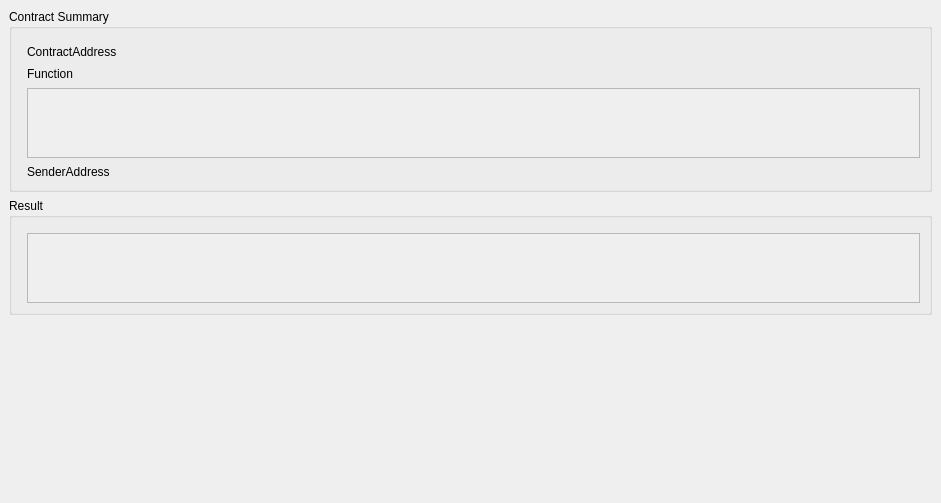
This is src/qt/forms/contractresult.ui in HTMLCOIN/HTMLCOIN as Qt 5 draws it before an edit. The edited form follows.
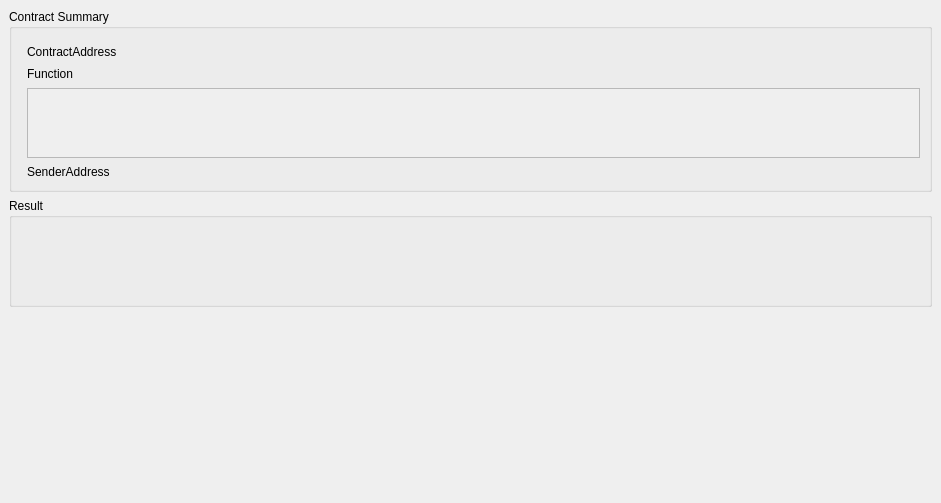
This is the edited form.

The edit to the form file:
```diff
--- a/src/qt/forms/contractresult.ui
+++ b/src/qt/forms/contractresult.ui
@@ -219,15 +219,9 @@
        </property>
        <item row="0" column="0">
         <widget class="QLabel" name="labelCallContractAddress">
-         <property name="sizePolicy">
-          <sizepolicy hsizetype="Fixed" vsizetype="Preferred">
-           <horstretch>0</horstretch>
-           <verstretch>0</verstretch>
-          </sizepolicy>
-         </property>
          <property name="minimumSize">
           <size>
-           <width>160</width>
+           <width>110</width>
            <height>0</height>
           </size>
          </property>
@@ -284,15 +278,9 @@
        </item>
        <item row="1" column="0">
         <widget class="QLabel" name="labelFunction">
-         <property name="sizePolicy">
-          <sizepolicy hsizetype="Fixed" vsizetype="Preferred">
-           <horstretch>0</horstretch>
-           <verstretch>0</verstretch>
-          </sizepolicy>
-         </property>
          <property name="minimumSize">
           <size>
-           <width>160</width>
+           <width>110</width>
            <height>0</height>
           </size>
          </property>
@@ -335,15 +323,9 @@
        </item>
        <item row="3" column="0">
         <widget class="QLabel" name="labelCallSenderAddress">
-         <property name="sizePolicy">
-          <sizepolicy hsizetype="Fixed" vsizetype="Preferred">
-           <horstretch>0</horstretch>
-           <verstretch>0</verstretch>
-          </sizepolicy>
-         </property>
          <property name="minimumSize">
           <size>
-           <width>160</width>
+           <width>110</width>
            <height>0</height>
           </size>
          </property>
@@ -362,26 +344,33 @@
       </property>
       <layout class="QVBoxLayout" name="verticalLayout_2">
        <property name="leftMargin">
-        <number>15</number>
+        <number>40</number>
        </property>
        <property name="topMargin">
-        <number>15</number>
+        <number>11</number>
        </property>
        <property name="rightMargin">
-        <number>9</number>
+        <number>40</number>
        </property>
        <item>
-        <widget class="QScrollArea" name="scrollAreaResult">
-         <property name="sizePolicy">
-          <sizepolicy hsizetype="Expanding" vsizetype="Minimum">
-           <horstretch>0</horstretch>
-           <verstretch>0</verstretch>
-          </sizepolicy>
+        <spacer name="verticalSpacer_2">
+         <property name="orientation">
+          <enum>Qt::Vertical</enum>
          </property>
-         <property name="horizontalScrollBarPolicy">
-          <enum>Qt::ScrollBarAlwaysOff</enum>
+         <property name="sizeType">
+          <enum>QSizePolicy::Fixed</enum>
          </property>
-         <property name="widgetResizable">
+         <property name="sizeHint" stdset="0">
+          <size>
+           <width>20</width>
+           <height>40</height>
+          </size>
+         </property>
+        </spacer>
+       </item>
+       <item>
+        <widget class="QLineEdit" name="lineEditResult">
+         <property name="enabled">
           <bool>true</bool>
          </property>
          <widget class="QWidget" name="scrollAreaWidgetContents_2">
@@ -396,6 +385,22 @@
          </widget>
         </widget>
        </item>
+       <item>
+        <spacer name="verticalSpacer_3">
+         <property name="orientation">
+          <enum>Qt::Vertical</enum>
+         </property>
+         <property name="sizeType">
+          <enum>QSizePolicy::Fixed</enum>
+         </property>
+         <property name="sizeHint" stdset="0">
+          <size>
+           <width>20</width>
+           <height>10</height>
+          </size>
+         </property>
+        </spacer>
+       </item>
       </layout>
      </widget>
     </item>
@@ -410,7 +415,7 @@
       <property name="sizeHint" stdset="0">
        <size>
         <width>20</width>
-        <height>60</height>
+        <height>40</height>
        </size>
       </property>
      </spacer>
```
Left out of the diff: 51 changed lines with no effect on the pictures.
